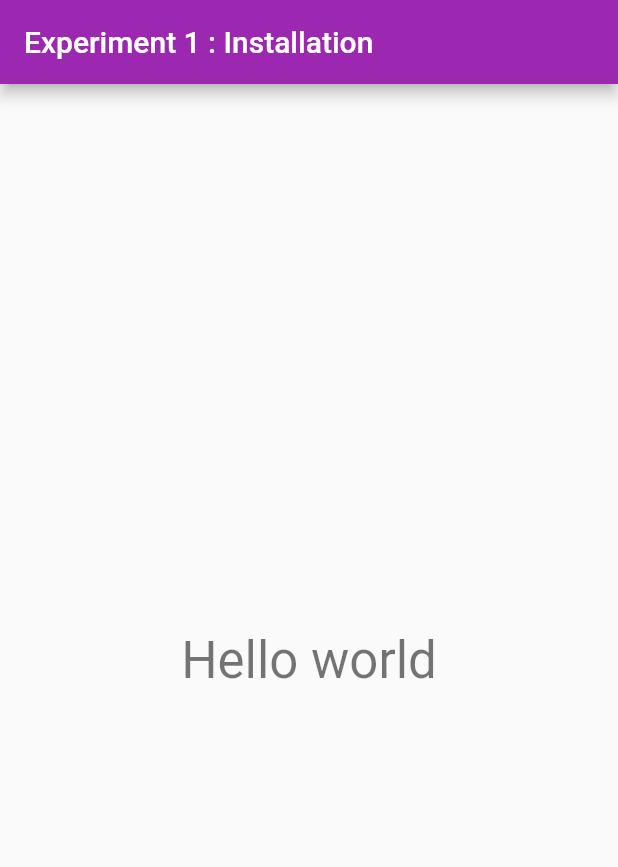
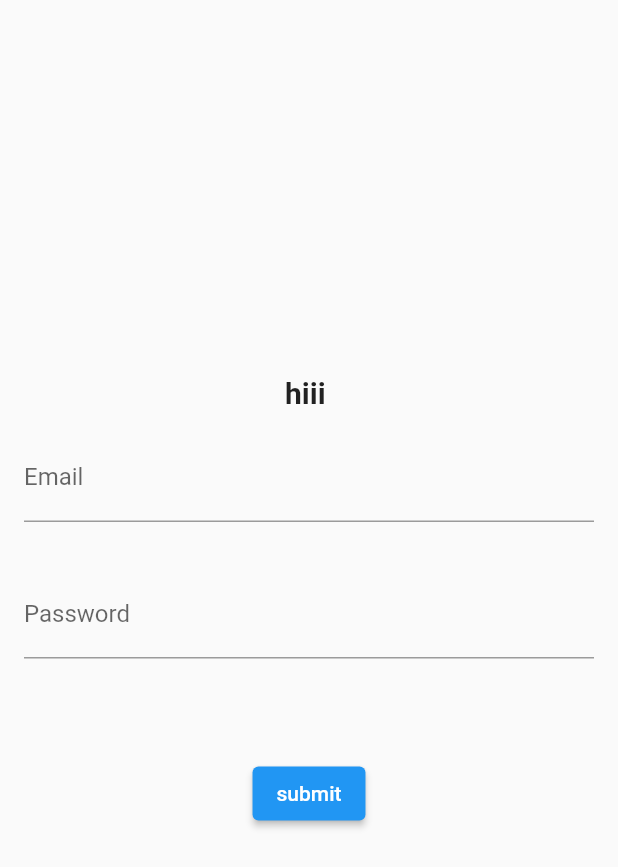
Before and after one commit to 201903011/flutter-all-experiments, a Flutter app: the screen it shows after launch, on a phone screen of 412 x 824 dp. Shown: the top 867 px of the screen. Run offline on Flutter 3.47's test engine with Material 2 defaults, Android fonts, the phone set to English and light mode, and no system bars; missing offline and left inert: dart:html.

Commit message:
experiment6

```diff
--- /dev/null
+++ b/lib/login.dart
@@ -0,0 +1,63 @@
+import 'dart:html';
+
+import 'package:flutter/material.dart';
+
+import 'foodapp.dart';
+
+class Login extends StatefulWidget {
+  const Login({Key? key}) : super(key: key);
+
+  @override
+  State<Login> createState() => _LoginState();
+}
+
+class _LoginState extends State<Login> {
+  @override
+  String x = "";
+  final myController = TextEditingController();
+
+  Widget build(BuildContext context) {
+    return Scaffold(
+      body: Column(
+        children: [
+          SizedBox(
+            height: 250,
+          ),
+          Text(
+            "hiii ${x}",
+            style: TextStyle(fontSize: 20, fontWeight: FontWeight.w600),
+          ),
+          Padding(
+            padding: const EdgeInsets.all(16.0),
+            child: TextFormField(
+              controller: myController,
+              decoration: InputDecoration(labelText: "Email"),
+              onChanged: (value) {
+                setState(() {
+                  x = value;
+                });
+              },
+            ),
+          ),
+          Padding(
+            padding: const EdgeInsets.all(16.0),
+            child: TextFormField(
+              decoration: InputDecoration(labelText: "Password"),
+            ),
+          ),
+          SizedBox(
+            height: 50,
+          ),
+          ElevatedButton(
+              onPressed: () {
+                Navigator.push(
+                  context,
+                  MaterialPageRoute(builder: (context) => const FoodApp()),
+                );
+              },
+              child: Text("submit"))
+        ],
+      ),
+    );
+  }
+}
--- a/lib/main.dart
+++ b/lib/main.dart
@@ -1,4 +1,7 @@
+import 'package:experiment4/login.dart';
 import 'package:flutter/material.dart';
+
+import 'foodapp.dart';
 
 void main() {
   runApp(const MyApp());
@@ -7,47 +10,12 @@ void main() {
 class MyApp extends StatelessWidget {
   const MyApp({Key? key}) : super(key: key);
 
-  // This widget is the root of your application.
   @override
   Widget build(BuildContext context) {
     return MaterialApp(
-      title: 'Experiment 1',
-      theme: ThemeData(
-        primarySwatch: Colors.purple,
-      ),
-      home: const MyHomePage(title: 'Experiment 1 : Installation'),
+      themeMode: ThemeMode.light,
       debugShowCheckedModeBanner: false,
+      home: Login(),
     );
   }
 }
-
-class MyHomePage extends StatefulWidget {
-  const MyHomePage({Key? key, required this.title}) : super(key: key);
-
-  final String title;
-
-  @override
-  State<MyHomePage> createState() => _MyHomePageState();
-}
-
-class _MyHomePageState extends State<MyHomePage> {
-  @override
-  Widget build(BuildContext context) {
-    return Scaffold(
-      appBar: AppBar(
-        title: Text(widget.title),
-      ),
-      body: Center(
-        child: Column(
-          mainAxisAlignment: MainAxisAlignment.center,
-          children: <Widget>[
-            Text(
-              'Hello world',
-              style: Theme.of(context).textTheme.headline4,
-            ),
-          ],
-        ),
-      ),
-    );
-  }
-}
--- a/pubspec.yaml
+++ b/pubspec.yaml
@@ -34,6 +34,8 @@ dependencies:
   # The following adds the Cupertino Icons font to your application.
   # Use with the CupertinoIcons class for iOS style icons.
   cupertino_icons: ^1.0.2
+  google_fonts: ^2.3.1
+  velocity_x: ^3.4.0
 
 dev_dependencies:
   flutter_test:
```
Also changed, not shown: lib/Prod_Image.dart (added, +31 -0 lines), lib/card_tile.dart (added, +25 -0 lines), lib/foodapp.dart (added, +94 -0 lines), lib/my_drawer.dart (added, +83 -0 lines), assets/images/food.jpeg (added), assets/images/icecream.jpeg (added), assets/images/juice.jpeg (added), assets/images/login.svg (added), assets/images/myfood.jpeg (added), assets/images/signin.svg (added), pubspec.lock.
